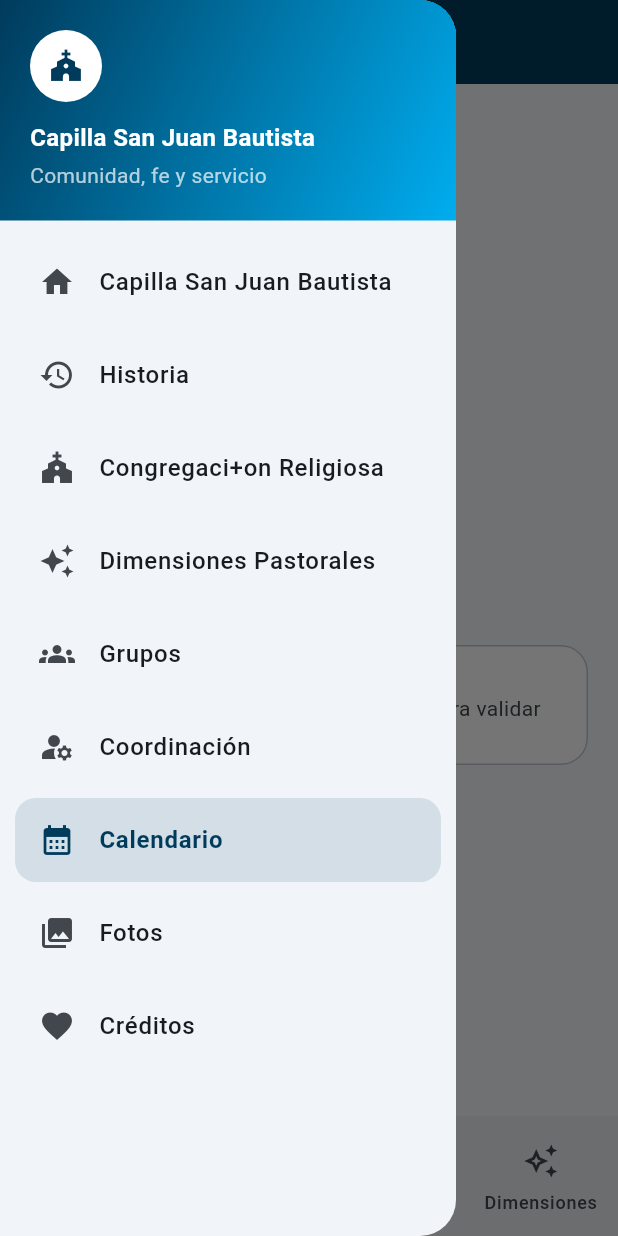
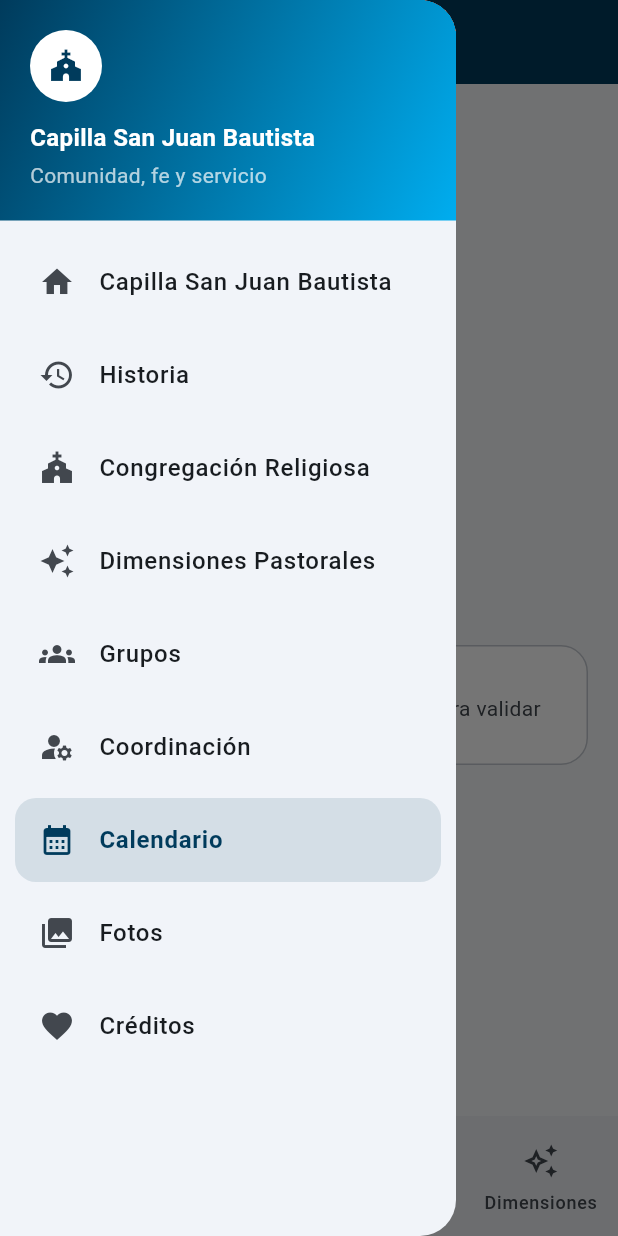
Before and after one commit to jorarmarfin/capilla_san_juan_bautista, a Flutter app: the screen it shows after launch, item 2 of the bottom bar chosen, with the side drawer open, on a phone screen of 412 x 824 dp. Run offline on Flutter 3.47's test engine with Material 3 defaults, Android fonts, the phone set to English and light mode, and no system bars; network calls fail.

Commit message:
add project context documentation and fix typo in home_shell.dart

```diff
--- a/lib/features/home/presentation/home_shell.dart
+++ b/lib/features/home/presentation/home_shell.dart
@@ -30,7 +30,7 @@ extension AppSectionX on AppSection {
       case AppSection.historia:
         return 'Historia';
       case AppSection.congregacion:
-        return 'Congregaci+on Religiosa';
+        return 'Congregación Religiosa';
       case AppSection.dimensionesPastorales:
         return 'Dimensiones Pastorales';
       case AppSection.grupos:
```
Also changed, not shown: 1 other file.
